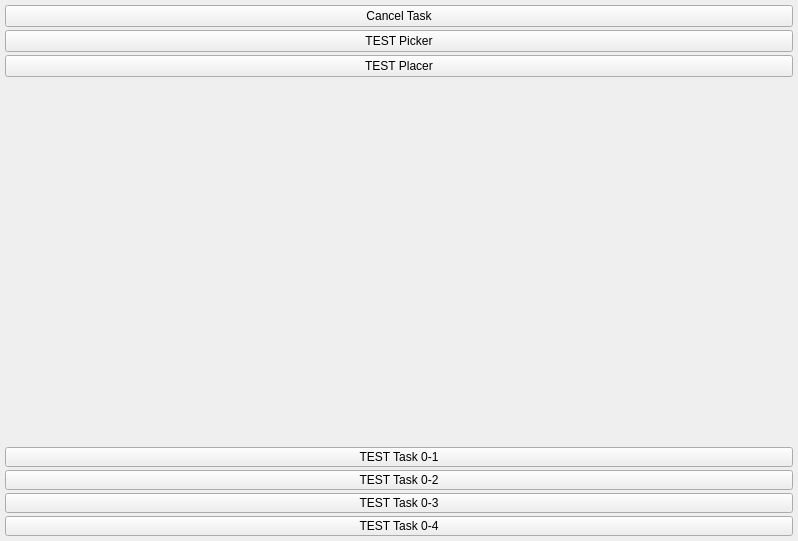
Above: packages/plugin_library/PhysicalDistribution/src/PhysicalDistributionController.ui from Chunting/UrRobotControllerInTCP before the change. Below: the same form after it.
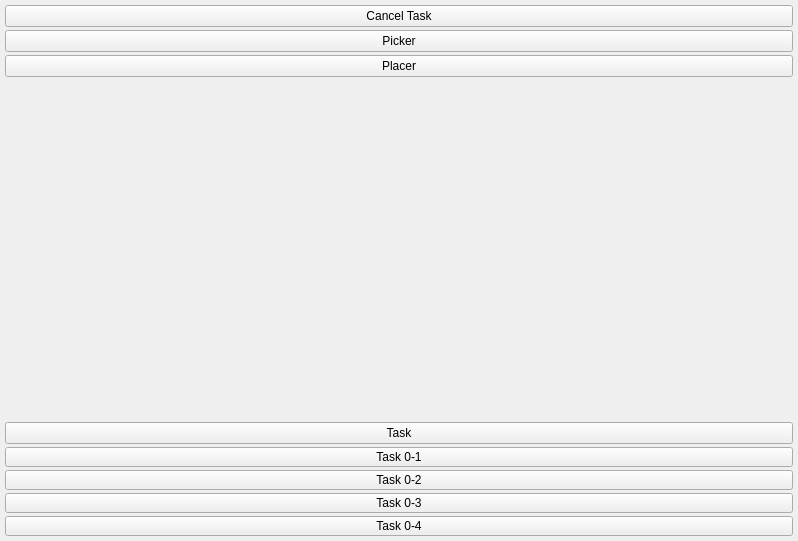
That is the form after the change.

What changed in the file:
```diff
--- a/packages/plugin_library/PhysicalDistribution/src/PhysicalDistributionController.ui
+++ b/packages/plugin_library/PhysicalDistribution/src/PhysicalDistributionController.ui
@@ -59,7 +59,14 @@
         <property name="spacing">
          <number>3</number>
         </property>
-        <item row="6" column="0">
+        <item row="2" column="0">
+         <widget class="QPushButton" name="btnTESTPlacer">
+          <property name="text">
+           <string>Placer</string>
+          </property>
+         </widget>
+        </item>
+        <item row="9" column="0">
          <widget class="QPushButton" name="btnTESTTask_0_2">
           <property name="maximumSize">
            <size>
@@ -68,25 +75,51 @@
            </size>
           </property>
           <property name="text">
-           <string>TEST Task 0-2</string>
+           <string>Task 0-2</string>
+          </property>
+         </widget>
+        </item>
+        <item row="0" column="0">
+         <widget class="QPushButton" name="btnTaskCancel">
+          <property name="text">
+           <string>Cancel Task</string>
           </property>
          </widget>
         </item>
         <item row="1" column="0">
          <widget class="QPushButton" name="btnTESTPicker">
           <property name="text">
-           <string>TEST Picker</string>
+           <string>Picker</string>
           </property>
          </widget>
         </item>
-        <item row="2" column="0">
-         <widget class="QPushButton" name="btnTESTPlacer">
+        <item row="7" column="0">
+         <widget class="QPushButton" name="btnTESTTask_0_1">
+          <property name="maximumSize">
+           <size>
+            <width>16777215</width>
+            <height>20</height>
+           </size>
+          </property>
           <property name="text">
-           <string>TEST Placer</string>
+           <string>Task 0-1</string>
           </property>
          </widget>
         </item>
-        <item row="3" column="0">
+        <item row="11" column="0">
+         <widget class="QPushButton" name="btnTESTTask_0_4">
+          <property name="maximumSize">
+           <size>
+            <width>16777215</width>
+            <height>20</height>
+           </size>
+          </property>
+          <property name="text">
+           <string>Task 0-4</string>
+          </property>
+         </widget>
+        </item>
+        <item row="4" column="0">
          <spacer name="verticalSpacer">
           <property name="orientation">
            <enum>Qt::Vertical</enum>
@@ -99,33 +132,7 @@
           </property>
          </spacer>
         </item>
-        <item row="8" column="0">
-         <widget class="QPushButton" name="btnTESTTask_0_4">
-          <property name="maximumSize">
-           <size>
-            <width>16777215</width>
-            <height>20</height>
-           </size>
-          </property>
-          <property name="text">
-           <string>TEST Task 0-4</string>
-          </property>
-         </widget>
-        </item>
-        <item row="5" column="0">
-         <widget class="QPushButton" name="btnTESTTask_0_1">
-          <property name="maximumSize">
-           <size>
-            <width>16777215</width>
-            <height>20</height>
-           </size>
-          </property>
-          <property name="text">
-           <string>TEST Task 0-1</string>
-          </property>
-         </widget>
-        </item>
-        <item row="7" column="0">
+        <item row="10" column="0">
          <widget class="QPushButton" name="btnTESTTask_0_3">
           <property name="maximumSize">
            <size>
@@ -134,14 +141,14 @@
            </size>
           </property>
           <property name="text">
-           <string>TEST Task 0-3</string>
+           <string>Task 0-3</string>
           </property>
          </widget>
         </item>
-        <item row="0" column="0">
-         <widget class="QPushButton" name="btnTaskCancel">
+        <item row="6" column="0">
+         <widget class="QPushButton" name="btnTESTTask">
           <property name="text">
-           <string>Cancel Task</string>
+           <string>Task</string>
           </property>
          </widget>
         </item>
```
